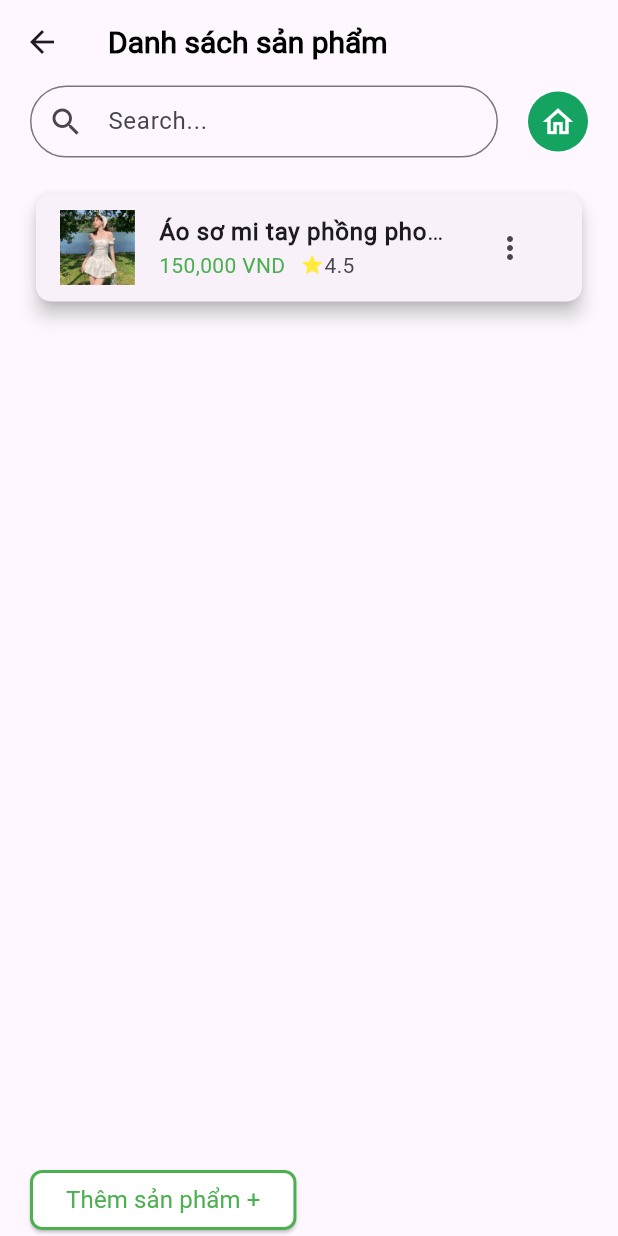
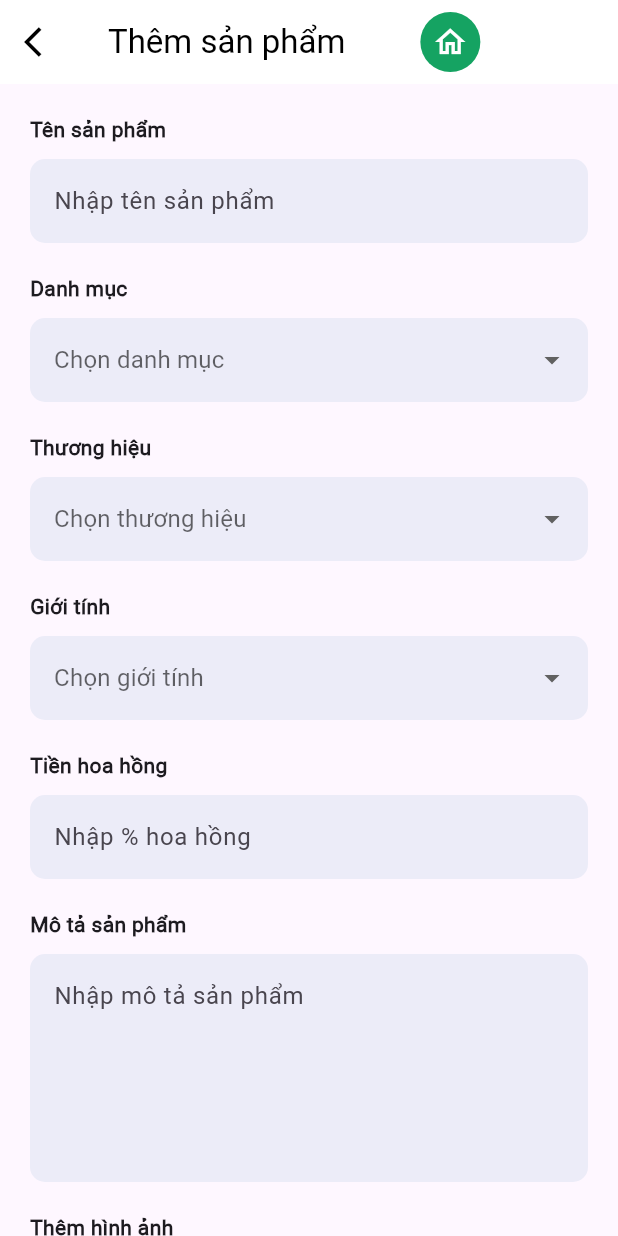
Before and after one commit to lyltn/ecommerceflutter, a Flutter app: the ShopListProduct screen opened directly, after a tap on "Thêm sản phẩm +", on a phone screen of 412 x 824 dp. Run offline on Flutter 3.47's test engine with Material 3 defaults, Android fonts, the phone set to English and light mode, and no system bars; our stand-ins replace curved_navigation_bar, image_picker.

Commit message:
4 commit

```diff
--- a/lib/main.dart
+++ b/lib/main.dart
@@ -1,3 +1,4 @@
+import 'package:ecommercettl/pages/shopaddproduct.dart';
 import 'package:ecommercettl/pages/shopbottomnav.dart';
 import 'package:ecommercettl/pages/shoplistproduct.dart';
 import 'package:flutter/material.dart';
--- /dev/null
+++ b/lib/pages/shopaddproduct.dart
@@ -0,0 +1,252 @@
+import 'dart:io';
+import 'package:ecommercettl/pages/shopbottomnav.dart';
+import 'package:flutter/material.dart';
+import 'package:image_picker/image_picker.dart';
+
+class ShopAddProduct extends StatefulWidget {
+  const ShopAddProduct({super.key});
+
+  @override
+  State<ShopAddProduct> createState() => _ShopAddProductState();
+}
+
+class _ShopAddProductState extends State<ShopAddProduct> {
+  final TextEditingController nameController = TextEditingController();
+  final TextEditingController brandController = TextEditingController();
+  final TextEditingController commissionController = TextEditingController();
+  final TextEditingController descriptionController = TextEditingController();
+  String? categoryValue;
+  String? genderValue;
+  final List<String> categories = ['Áo khoác jean', 'Áo sơ mi', 'Quần jeans'];
+  final List<String> genders = ['Nam', 'Nữ', 'Unisex'];
+  final ImagePicker _picker = ImagePicker();
+  File? selectedImage;
+
+  Future getImage() async {
+    var image = await _picker.pickImage(source: ImageSource.gallery);
+    if (image != null) {
+      setState(() {
+        selectedImage = File(image.path);
+      });
+    }
+  }
+
+  @override
+  Widget build(BuildContext context) {
+    return Scaffold(
+      appBar: AppBar(
+        title: Row(
+          children: [
+            Text('Thêm sản phẩm', style: TextStyle(color: Colors.black)),
+            const SizedBox(width: 50.0),
+            GestureDetector(
+              onTap: () {
+                Navigator.push(context,
+                    MaterialPageRoute(builder: (context) => BottomnavShop()));
+              },
+              child: Container(
+                decoration: const BoxDecoration(
+                  color: Color(0xFF15A362), // Background color
+                  shape: BoxShape.circle, // Makes the background circular
+                ),
+                padding: const EdgeInsets.all(8),
+                child: const Icon(Icons.home_outlined, color: Colors.white),
+              ),
+            ),
+          ],
+        ),
+        backgroundColor: Colors.white,
+        elevation: 0,
+        leading: IconButton(
+          icon: Icon(Icons.arrow_back_ios, color: Colors.black),
+          onPressed: () {
+            Navigator.pop(context);
+          },
+        ),
+      ),
+      body: SingleChildScrollView(
+        padding: EdgeInsets.all(20),
+        child: Column(
+          crossAxisAlignment: CrossAxisAlignment.start,
+          children: [
+            Text("Tên sản phẩm", style: TextStyle(fontWeight: FontWeight.bold)),
+            SizedBox(height: 10),
+            TextField(
+              controller: nameController,
+              decoration: InputDecoration(
+                hintText: 'Nhập tên sản phẩm',
+                filled: true,
+                fillColor: Color(0xFFececf8),
+                border: OutlineInputBorder(
+                  borderRadius: BorderRadius.circular(10),
+                  borderSide: BorderSide.none,
+                ),
+              ),
+            ),
+            SizedBox(height: 20),
+            Text("Danh mục", style: TextStyle(fontWeight: FontWeight.bold)),
+            SizedBox(height: 10),
+            DropdownButtonFormField<String>(
+              decoration: InputDecoration(
+                filled: true,
+                fillColor: Color(0xFFececf8),
+                border: OutlineInputBorder(
+                  borderRadius: BorderRadius.circular(10),
+                  borderSide: BorderSide.none,
+                ),
+              ),
+              value: categoryValue,
+              items: categories
+                  .map((category) => DropdownMenuItem(
+                        value: category,
+                        child: Text(category),
+                      ))
+                  .toList(),
+              onChanged: (value) {
+                setState(() {
+                  categoryValue = value;
+                });
+              },
+              hint: Text('Chọn danh mục'),
+            ),
+            SizedBox(height: 20),
+            Text("Thương hiệu", style: TextStyle(fontWeight: FontWeight.bold)),
+            SizedBox(height: 10),
+            DropdownButtonFormField<String>(
+              decoration: InputDecoration(
+                filled: true,
+                fillColor: Color(0xFFececf8),
+                border: OutlineInputBorder(
+                  borderRadius: BorderRadius.circular(10),
+                  borderSide: BorderSide.none,
+                ),
+              ),
+              value: categoryValue,
+              items: categories
+                  .map((category) => DropdownMenuItem(
+                        value: category,
+                        child: Text(category),
+                      ))
+                  .toList(),
+              onChanged: (value) {
+                setState(() {
+                  categoryValue = value;
+                });
+              },
+              hint: Text('Chọn thương hiệu'),
+            ),
+            SizedBox(height: 20),
+            Text("Giới tính", style: TextStyle(fontWeight: FontWeight.bold)),
+            SizedBox(height: 10),
+            DropdownButtonFormField<String>(
+              decoration: InputDecoration(
+                filled: true,
+                fillColor: Color(0xFFececf8),
+                border: OutlineInputBorder(
+                  borderRadius: BorderRadius.circular(10),
+                  borderSide: BorderSide.none,
+                ),
+              ),
+              value: genderValue,
+              items: genders
+                  .map((gender) => DropdownMenuItem(
+                        value: gender,
+                        child: Text(gender),
+                      ))
+                  .toList(),
+              onChanged: (value) {
+                setState(() {
+                  genderValue = value;
+                });
+              },
+              hint: Text('Chọn giới tính'),
+            ),
+            SizedBox(height: 20),
+            Text("Tiền hoa hồng",
+                style: TextStyle(fontWeight: FontWeight.bold)),
+            SizedBox(height: 10),
+            TextField(
+              controller: commissionController,
+              decoration: InputDecoration(
+                hintText: 'Nhập % hoa hồng',
+                filled: true,
+                fillColor: Color(0xFFececf8),
+                border: OutlineInputBorder(
+                  borderRadius: BorderRadius.circular(10),
+                  borderSide: BorderSide.none,
+                ),
+              ),
+              keyboardType: TextInputType.number,
+            ),
+            SizedBox(height: 20),
+            Text("Mô tả sản phẩm",
+                style: TextStyle(fontWeight: FontWeight.bold)),
+            SizedBox(height: 10),
+            TextField(
+              controller: descriptionController,
+              maxLines: 5,
+              decoration: InputDecoration(
+                hintText: 'Nhập mô tả sản phẩm',
+                filled: true,
+                fillColor: Color(0xFFececf8),
+                border: OutlineInputBorder(
+                  borderRadius: BorderRadius.circular(10),
+                  borderSide: BorderSide.none,
+                ),
+              ),
+            ),
+            SizedBox(height: 20),
+            Text("Thêm hình ảnh",
+                style: TextStyle(fontWeight: FontWeight.bold)),
+            SizedBox(height: 10),
+            selectedImage == null
+                ? Center(
+                    child: GestureDetector(
+                      onTap: getImage,
+                      child: Container(
+                        width: 150,
+                        height: 150,
+                        decoration: BoxDecoration(
+                          border: Border.all(color: Colors.black, width: 1.5),
+                          borderRadius: BorderRadius.circular(10),
+                        ),
+                        child: Icon(Icons.camera_alt_outlined,
+                            color: Colors.black),
+                      ),
+                    ),
+                  )
+                : Center(
+                    child: Container(
+                      width: 150,
+                      height: 150,
+                      decoration: BoxDecoration(
+                        border: Border.all(color: Colors.black, width: 1.5),
+                        borderRadius: BorderRadius.circular(10),
+                      ),
+                      child: Image.file(selectedImage!, fit: BoxFit.cover),
+                    ),
+                  ),
+            SizedBox(height: 30),
+            Center(
+              child: ElevatedButton(
+                onPressed: () {},
+                style: ElevatedButton.styleFrom(
+                  backgroundColor: Colors.green,
+                ),
+                child: Text(
+                  'Thêm',
+                  style: TextStyle(
+                    color: Colors.white,
+                    fontFamily: 'Roboto',
+                    fontSize: 16.0,
+                    fontWeight: FontWeight.w500,
+                  ),
+                ),
+              ),
+            ),
+          ],
+        ),
+      ),
+    );
+  }
+}
--- a/lib/pages/shoplistproduct.dart
+++ b/lib/pages/shoplistproduct.dart
@@ -1,3 +1,4 @@
+import 'package:ecommercettl/pages/shopaddproduct.dart';
 import 'package:ecommercettl/pages/shopbottomnav.dart';
 import 'package:ecommercettl/widget/widget_support.dart';
 import 'package:flutter/material.dart';
@@ -112,7 +113,12 @@ class _ShopListProductState extends State<ShopListProduct> {
             const SizedBox(height: 20.0),
 
             // Add Product Button
-            Container(
+            GestureDetector(
+              onTap: () {
+                Navigator.push(context,
+                    MaterialPageRoute(builder: (context) => ShopAddProduct()));
+              },
+              child: Container(
                 child: ElevatedButton(
                   onPressed: () {},
                   style: ElevatedButton.styleFrom(
@@ -125,6 +131,13 @@ class _ShopListProductState extends State<ShopListProduct> {
                       ),
                     ),
                   ),
+                  child: GestureDetector(
+                    onTap: () {
+                      Navigator.push(
+                          context,
+                          MaterialPageRoute(
+                              builder: (context) => ShopAddProduct()));
+                    },
                     child: const Text(
                       'Thêm sản phẩm +',
                       style: TextStyle(
@@ -135,6 +148,8 @@ class _ShopListProductState extends State<ShopListProduct> {
                     ),
                   ),
                 ),
+              ),
+            ),
           ],
         ),
       ),
--- a/pubspec.yaml
+++ b/pubspec.yaml
@@ -31,6 +31,8 @@ dependencies:
   flutter:
     sdk: flutter
   curved_navigation_bar: ^1.0.6
+  image_picker: ^0.8.7+3
+
 
 
   # The following adds the Cupertino Icons font to your application.
```
Also changed, not shown: pubspec.lock, 5 other files. Lines whose indentation alone changed are shown as unchanged.
